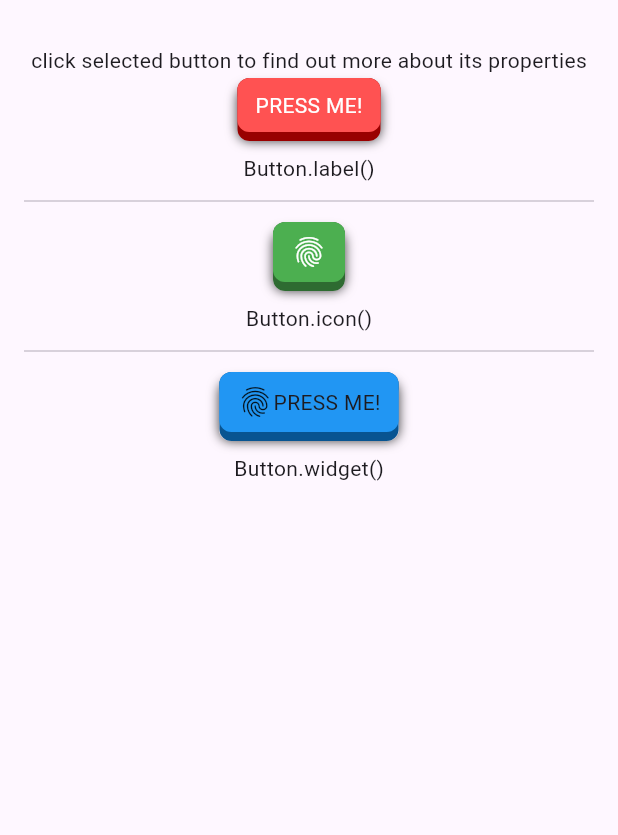
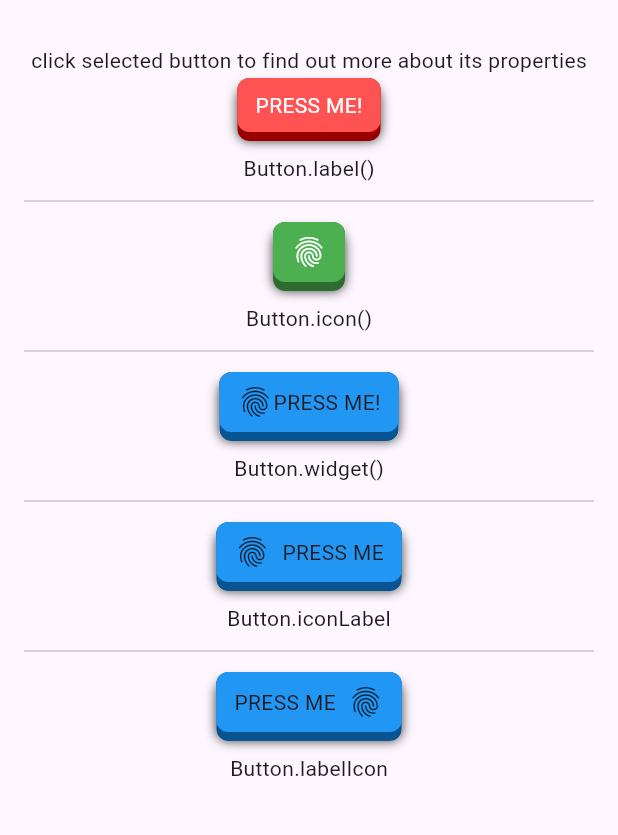
Before and after one commit to mivoligo/miv_buttons, a Flutter app: the screen it shows after launch, on a phone screen of 412 x 824 dp, the part 63-898 px from its top. Run offline on Flutter 3.47's test engine with Material 3 defaults, Android fonts, the phone set to English and light mode, and no system bars.

Commit message:
feat: add iconLabel and labelIcon button types

```diff
--- a/example/lib/main.dart
+++ b/example/lib/main.dart
@@ -1,7 +1,7 @@
-import 'package:example/pages/button_icon_page.dart';
-import 'package:example/pages/button_label_page.dart';
 import 'package:flutter/material.dart';
 import 'package:miv_buttons/miv_buttons.dart';
+
+import 'pages/pages.dart';
 
 void main() {
   runApp(const MyApp());
@@ -77,25 +77,63 @@ class DemoPage extends StatelessWidget {
               ],
             ),
             Divider(height: 24),
+            Column(children: [
+              Button.widget(
+                onClick: () {
+                  Navigator.of(context).push(
+                    MaterialPageRoute(
+                      builder: (context) {
+                        return ButtonLabelPage();
+                      },
+                    ),
+                  );
+                },
+                child: Row(
+                  mainAxisSize: MainAxisSize.min,
+                  children: [Icon(Icons.fingerprint), Text('PRESS ME!')],
+                ),
+              ),
+              SizedBox(height: 8),
+              Text('Button.widget()'),
+            ]),
+            Divider(height: 24),
             Column(
               children: [
-                Button.widget(
+                Button.iconLabel(
                   onClick: () {
                     Navigator.of(context).push(
                       MaterialPageRoute(
                         builder: (context) {
-                          return ButtonLabelPage();
+                          return ButtonIconLabelPage();
                         },
                       ),
                     );
                   },
-                  child: Row(
-                    mainAxisSize: MainAxisSize.min,
-                    children: [Icon(Icons.fingerprint), Text('PRESS ME!')],
-                  ),
+                  icon: Icons.fingerprint,
+                  label: 'PRESS ME',
                 ),
                 SizedBox(height: 8),
-                Text('Button.widget()'),
+                Text('Button.iconLabel'),
+              ],
+            ),
+            Divider(height: 24),
+            Column(
+              children: [
+                Button.labelIcon(
+                  onClick: () {
+                    Navigator.of(context).push(
+                      MaterialPageRoute(
+                        builder: (context) {
+                          return ButtonLabelIconPage();
+                        },
+                      ),
+                    );
+                  },
+                  icon: Icons.fingerprint,
+                  label: 'PRESS ME',
+                ),
+                SizedBox(height: 8),
+                Text('Button.labelIcon'),
               ],
             ),
           ],
--- /dev/null
+++ b/example/lib/pages/pages.dart
@@ -0,0 +1,4 @@
+export 'button_icon_label_page.dart';
+export 'button_icon_page.dart';
+export 'button_label_icon_page.dart';
+export 'button_label_page.dart';
--- a/example/lib/widgets/properties/properties.dart
+++ b/example/lib/widgets/properties/properties.dart
@@ -1,4 +1,5 @@
+export 'property_bool.dart';
+export 'property_color_change.dart';
+export 'property_icon.dart';
 export 'property_label.dart';
 export 'property_value_change.dart';
-export 'property_color_change.dart';
-export 'property_icon.dart';
--- a/lib/src/button.dart
+++ b/lib/src/button.dart
@@ -110,6 +110,93 @@ class Button extends StatefulWidget {
     );
   }
 
+  factory Button.iconLabel({
+    required VoidCallback? onClick,
+    required IconData icon,
+    required String label,
+    bool isHorizontal = true,
+    double? gap,
+    Shape? shape,
+    TextStyle? labelStyle,
+    Color? backgroundColor,
+    Color? foregroundColor,
+    double? borderRadius,
+    double? horizontalPadding,
+    double? verticalPadding,
+    double? elevation,
+    double? pressedElevation,
+  }) {
+    return Button._(
+      onClick: onClick,
+      shape: shape,
+      backgroundColor: backgroundColor,
+      borderRadius: borderRadius,
+      horizontalPadding: horizontalPadding,
+      verticalPadding: verticalPadding,
+      elevation: elevation,
+      pressedElevation: pressedElevation,
+      child: Flex(
+        direction: isHorizontal ? Axis.horizontal : Axis.vertical,
+        mainAxisSize: MainAxisSize.min,
+        children: [
+          Icon(icon, color: foregroundColor),
+          if (isHorizontal)
+            SizedBox(width: gap ?? kLabelIconGap)
+          else
+            SizedBox(height: gap ?? kLabelIconGap),
+          Text(
+            label,
+            style: labelStyle ??
+                const TextStyle().copyWith(color: foregroundColor),
+          ),
+        ],
+      ),
+    );
+  }
+  factory Button.labelIcon({
+    required VoidCallback? onClick,
+    required IconData icon,
+    required String label,
+    bool isHorizontal = true,
+    double? gap,
+    Shape? shape,
+    TextStyle? labelStyle,
+    Color? backgroundColor,
+    Color? foregroundColor,
+    double? borderRadius,
+    double? horizontalPadding,
+    double? verticalPadding,
+    double? elevation,
+    double? pressedElevation,
+  }) {
+    return Button._(
+      onClick: onClick,
+      shape: shape,
+      backgroundColor: backgroundColor,
+      borderRadius: borderRadius,
+      horizontalPadding: horizontalPadding,
+      verticalPadding: verticalPadding,
+      elevation: elevation,
+      pressedElevation: pressedElevation,
+      child: Flex(
+        direction: isHorizontal ? Axis.horizontal : Axis.vertical,
+        mainAxisSize: MainAxisSize.min,
+        children: [
+          Text(
+            label,
+            style: labelStyle ??
+                const TextStyle().copyWith(color: foregroundColor),
+          ),
+          if (isHorizontal)
+            SizedBox(width: gap ?? kLabelIconGap)
+          else
+            SizedBox(height: gap ?? kLabelIconGap),
+          Icon(icon, color: foregroundColor),
+        ],
+      ),
+    );
+  }
+
   factory Button.widget({
     required VoidCallback? onClick,
     required Widget child,
@@ -204,7 +291,8 @@ class _ButtonState extends State<Button> {
 
 BorderRadius? _borderRadius(Shape? shape, double? radius) {
   return switch (shape) {
-    Shape.roundedRectangle => BorderRadius.all(Radius.circular(radius ?? kBorderRadius)),
+    Shape.roundedRectangle =>
+      BorderRadius.all(Radius.circular(radius ?? kBorderRadius)),
     Shape.stadium || Shape.circle => null,
     Shape.rectangle => BorderRadius.zero,
     _ => const BorderRadius.all(Radius.circular(kBorderRadius)),
--- a/lib/src/defaults.dart
+++ b/lib/src/defaults.dart
@@ -8,3 +8,4 @@ const kHorizontalPadding = 12.0;
 const kVerticalPadding = 8.0;
 const kElevation = 6.0;
 const kPressedElevation = 2.0;
+const kLabelIconGap = 8.0;
```
Also changed, not shown: example/lib/pages/button_icon_label_page.dart (added, +180 -0 lines), example/lib/pages/button_label_icon_page.dart (added, +180 -0 lines), example/lib/widgets/properties/property_bool.dart (added, +27 -0 lines).
